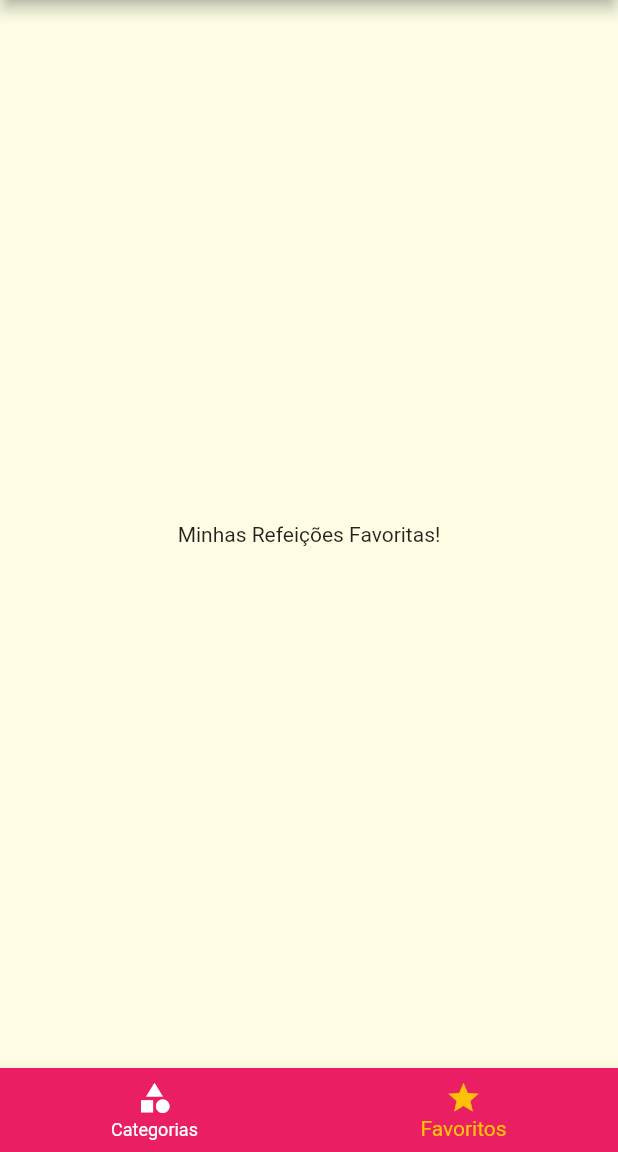
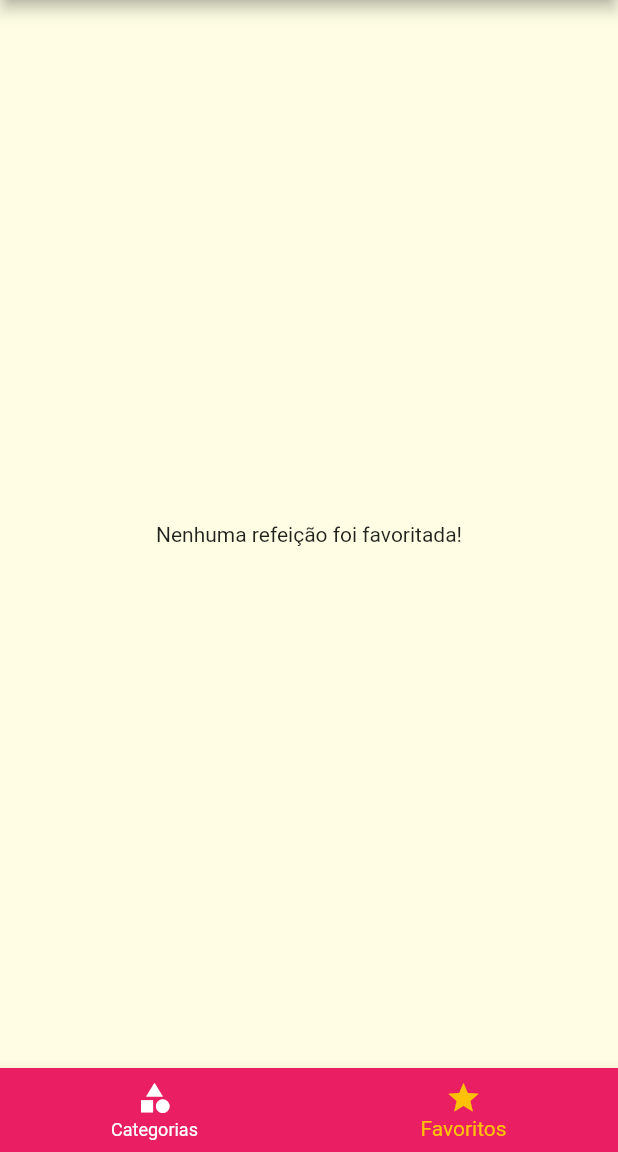
Before and after one commit to matheusbribeiro-dev/meals, a Flutter app: the screen it shows after launch, item 2 of the bottom bar chosen, on a phone screen of 412 x 824 dp, the part 84-1236 px from its top. Run offline on Flutter 3.47's test engine with Material 2 defaults, Android fonts, the phone set to English and light mode, and no system bars.

Commit message:
Feature of favorite meal

```diff
--- a/lib/main.dart
+++ b/lib/main.dart
@@ -21,6 +21,7 @@ class _MyAppState extends State<MyApp> {
 
   Settings settings = Settings();
   List<Meal> _availableMeals = dummyMeals;
+  List<Meal> _favoriteMeals = [];
 
   void _filterMeals(Settings settings)
   {
@@ -37,10 +38,25 @@ class _MyAppState extends State<MyApp> {
           !filterGlutten
           && !filterLactose
           && !filterVegan
-          && !filterVegetarian;
+        && !filterVegetarian;
       }).toList();
     });
   }
+
+  void _toggleFavorite(Meal meal)
+  {
+    setState(() {
+      _favoriteMeals.contains(meal)
+        ? _favoriteMeals.remove(meal)
+        : _favoriteMeals.add(meal);
+    });
+  }
+
+  bool _isFavorite(Meal meal)
+  {
+    return _favoriteMeals.contains(meal);
+  }
+
 
   @override
   Widget build(BuildContext context) {
@@ -62,9 +78,9 @@ class _MyAppState extends State<MyApp> {
         canvasColor: const Color.fromRGBO(255, 254, 229, 1)
       ),
       routes: {
-        AppRoutes.home : (ctx) => const TabsScreen(),
+        AppRoutes.home : (ctx) => TabsScreen(_favoriteMeals),
         AppRoutes.categoriesMeals : (ctx) => CategoriesMealsScreen(_availableMeals),
-        AppRoutes.mealDetail : (ctx) => const MealDetailScreen(),
+        AppRoutes.mealDetail : (ctx) => MealDetailScreen(_isFavorite,_toggleFavorite),
         AppRoutes.settings : (ctx) => SettingsScreen(settings, _filterMeals)
       }
     );
--- a/lib/screens/favorite_screen.dart
+++ b/lib/screens/favorite_screen.dart
@@ -1,12 +1,25 @@
 import 'package:flutter/material.dart';
+import 'package:meals/components/meal_item.dart';
+import 'package:meals/models/meal.dart';
 
 class FavoriteScreen extends StatelessWidget {
-  const FavoriteScreen({ Key? key }) : super(key: key);
+  final List<Meal> favoriteMeals;
+
+  const FavoriteScreen(this.favoriteMeals,{ Key? key }) : super(key: key);
 
   @override
   Widget build(BuildContext context) {
-    return const Center(
-      child: Text('Minhas Refeições Favoritas!'),
+    if(favoriteMeals.isEmpty) {
+      return const Center(
+        child: Text('Nenhuma refeição foi favoritada!'),
+      );
+    }
+
+    return ListView.builder(
+      itemCount: favoriteMeals.length,
+      itemBuilder: (ctx, index) {
+        return MealItem(favoriteMeals[index]);
+      }
     );
   }
 }
--- a/lib/screens/tabs_screen.dart
+++ b/lib/screens/tabs_screen.dart
@@ -1,10 +1,13 @@
 import 'package:flutter/material.dart';
 import 'package:meals/components/main_drawer.dart';
+import 'package:meals/models/meal.dart';
 import 'package:meals/screens/categories_screen.dart';
 import 'package:meals/screens/favorite_screen.dart';
 
 class TabsScreen extends StatefulWidget {
-  const TabsScreen({ Key? key }) : super(key: key);
+  final List<Meal> favoriteMeals;
+
+  const TabsScreen(this.favoriteMeals, {Key? key}) : super(key: key);
 
   @override
   State<TabsScreen> createState() => _TabsScreenState();
@@ -13,19 +16,21 @@ class TabsScreen extends StatefulWidget {
 class _TabsScreenState extends State<TabsScreen> {
   int _selectedScreenIndex = 0;
 
-  final List<Map<String, Object>> _screens = [
-    {
-      'title': 'Lista de Categorias',
-      'screen': const CategoriesScreen()
-    },
-    {
-      'title': 'Meus Favoritos',
-      'screen': const FavoriteScreen()
-    }
-  ];
+  late List<Map<String, Object>> _screens;
 
-  _selectScreen(int index)
-  {
+  @override
+  void initState() {
+    super.initState();
+    _screens = [
+      {'title': 'Lista de Categorias', 'screen': const CategoriesScreen()},
+      {
+        'title': 'Meus Favoritos',
+        'screen': FavoriteScreen(widget.favoriteMeals)
+      }
+    ];
+  }
+
+  _selectScreen(int index) {
     setState(() {
       _selectedScreenIndex = index;
     });
@@ -47,13 +52,8 @@ class _TabsScreenState extends State<TabsScreen> {
         currentIndex: _selectedScreenIndex,
         items: const [
           BottomNavigationBarItem(
-            icon: Icon(Icons.category),
-            label: 'Categorias'
-          ),
-          BottomNavigationBarItem(
-            icon: Icon(Icons.star),
-            label: 'Favoritos'
-          )
+              icon: Icon(Icons.category), label: 'Categorias'),
+          BottomNavigationBarItem(icon: Icon(Icons.star), label: 'Favoritos')
         ],
       ),
     );
```
Also changed, not shown: lib/screens/meal_detail_screen.dart (+10 -4 lines).
